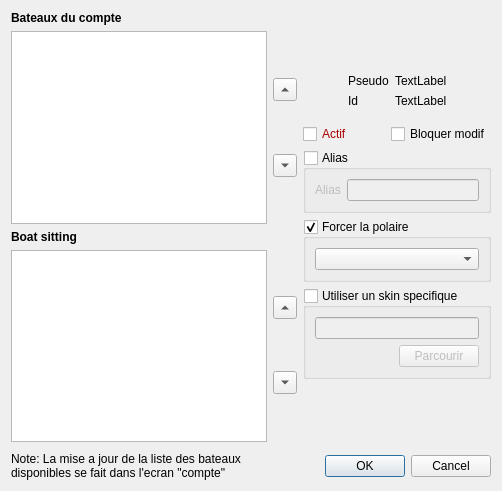
Before: the Qt Designer form src/Ui/boatAccount_dialog.ui in nohal/qtVlm, drawn with Qt 5.
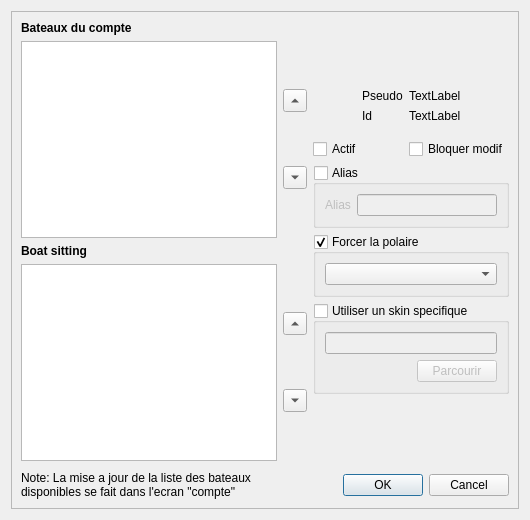
After: the same form once the commit is applied.

Diff of the .ui file:
```diff
--- a/src/Ui/boatAccount_dialog.ui
+++ b/src/Ui/boatAccount_dialog.ui
@@ -9,8 +9,8 @@
    <rect>
     <x>0</x>
     <y>0</y>
-    <width>502</width>
-    <height>491</height>
+    <width>530</width>
+    <height>520</height>
    </rect>
   </property>
   <property name="windowTitle">
@@ -18,6 +18,21 @@
   </property>
   <layout class="QVBoxLayout" name="verticalLayout_4">
    <item>
+    <widget class="QScrollArea" name="scrollArea">
+     <property name="widgetResizable">
+      <bool>true</bool>
+     </property>
+     <widget class="QWidget" name="scrollAreaWidgetContents">
+      <property name="geometry">
+       <rect>
+        <x>0</x>
+        <y>0</y>
+        <width>510</width>
+        <height>500</height>
+       </rect>
+      </property>
+      <layout class="QVBoxLayout" name="verticalLayout_9">
+       <item>
     <layout class="QHBoxLayout" name="horizontalLayout_4">
      <item>
       <layout class="QVBoxLayout" name="verticalLayout_3">
@@ -268,43 +283,6 @@
          </property>
          <item>
           <widget class="QCheckBox" name="enable_state">
-           <property name="palette">
-            <palette>
-             <active>
-              <colorrole role="WindowText">
-               <brush brushstyle="SolidPattern">
-                <color alpha="255">
-                 <red>170</red>
-                 <green>0</green>
-                 <blue>0</blue>
-                </color>
-               </brush>
-              </colorrole>
-             </active>
-             <inactive>
-              <colorrole role="WindowText">
-               <brush brushstyle="SolidPattern">
-                <color alpha="255">
-                 <red>170</red>
-                 <green>0</green>
-                 <blue>0</blue>
-                </color>
-               </brush>
-              </colorrole>
-             </inactive>
-             <disabled>
-              <colorrole role="WindowText">
-               <brush brushstyle="SolidPattern">
-                <color alpha="255">
-                 <red>118</red>
-                 <green>116</green>
-                 <blue>108</blue>
-                </color>
-               </brush>
-              </colorrole>
-             </disabled>
-            </palette>
-           </property>
            <property name="font">
             <font>
              <weight>50</weight>
@@ -482,6 +460,10 @@
       </widget>
      </item>
     </layout>
+       </item>
+      </layout>
+     </widget>
+    </widget>
    </item>
   </layout>
  </widget>
```
Left out of the diff: 2 changed lines with no effect on the pictures. Lines whose indentation alone changed are shown as unchanged.
